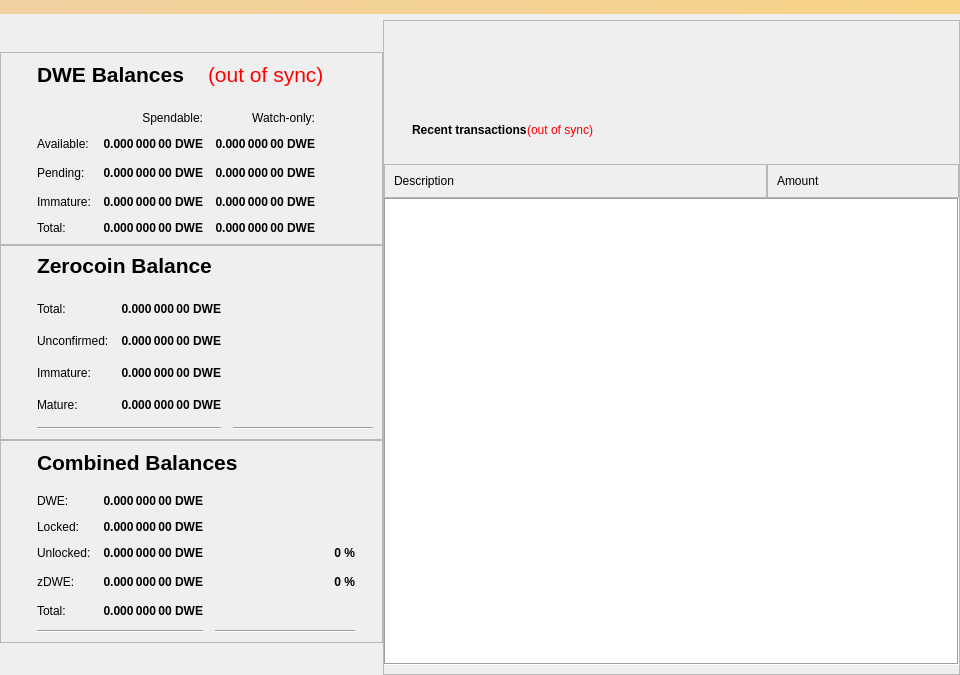
Old version of the form src/qt/forms/overviewpage.ui in the repository WorldExchange/DWE.
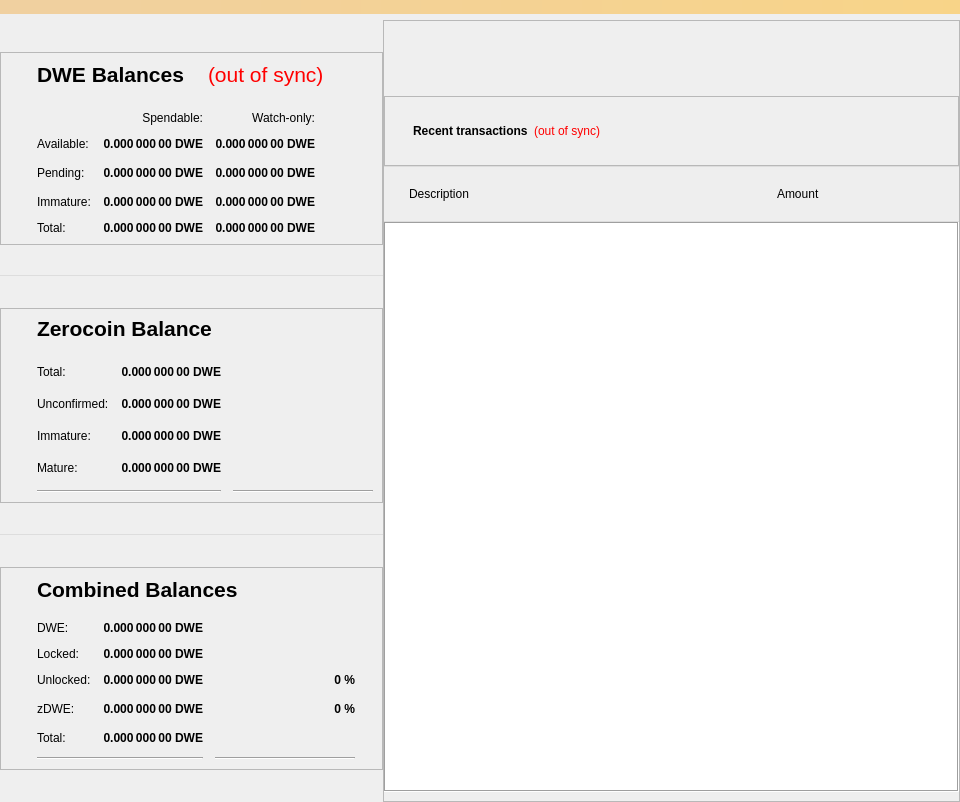
New version of the form.

```diff
--- a/src/qt/forms/overviewpage.ui
+++ b/src/qt/forms/overviewpage.ui
@@ -7,7 +7,7 @@
     <x>0</x>
     <y>0</y>
     <width>960</width>
-    <height>643</height>
+    <height>802</height>
    </rect>
   </property>
   <property name="minimumSize">
@@ -54,7 +54,7 @@
       <number>0</number>
      </property>
      <item>
-      <layout class="QVBoxLayout" name="verticalLayout_2" stretch="0,0,0,0,0">
+      <layout class="QVBoxLayout" name="verticalLayout_2" stretch="0,0,0,0,0,0,0,0,0">
        <property name="topMargin">
         <number>32</number>
        </property>
@@ -415,6 +415,29 @@
          </property>
         </spacer>
        </item>
+       <item>
+        <widget class="Line" name="line">
+         <property name="styleSheet">
+          <string notr="true">border-top: 1px solid #ddd;</string>
+         </property>
+         <property name="orientation">
+          <enum>Qt::Horizontal</enum>
+         </property>
+        </widget>
+       </item>
+       <item>
+        <spacer name="verticalSpacer_4">
+         <property name="orientation">
+          <enum>Qt::Vertical</enum>
+         </property>
+         <property name="sizeHint" stdset="0">
+          <size>
+           <width>20</width>
+           <height>40</height>
+          </size>
+         </property>
+        </spacer>
+       </item>
        <item>
         <widget class="QFrame" name="frame_5">
          <property name="enabled">
@@ -691,6 +714,29 @@
          </property>
         </spacer>
        </item>
+       <item>
+        <widget class="Line" name="line_2">
+         <property name="styleSheet">
+          <string notr="true">border-top: 1px solid #ddd;</string>
+         </property>
+         <property name="orientation">
+          <enum>Qt::Horizontal</enum>
+         </property>
+        </widget>
+       </item>
+       <item>
+        <spacer name="verticalSpacer_5">
+         <property name="orientation">
+          <enum>Qt::Vertical</enum>
+         </property>
+         <property name="sizeHint" stdset="0">
+          <size>
+           <width>20</width>
+           <height>40</height>
+          </size>
+         </property>
+        </spacer>
+       </item>
        <item>
         <widget class="QFrame" name="frame_6">
          <property name="frameShape">
@@ -990,6 +1036,9 @@
        </property>
        <item>
         <widget class="QFrame" name="frame_2">
+         <property name="styleSheet">
+          <string notr="true"/>
+         </property>
          <property name="frameShape">
           <enum>QFrame::StyledPanel</enum>
          </property>
@@ -1026,6 +1075,30 @@
            </spacer>
           </item>
           <item>
+           <widget class="QFrame" name="frame_3">
+            <property name="styleSheet">
+             <string notr="true">border-left: 1px solid #ddd;</string>
+            </property>
+            <property name="frameShape">
+             <enum>QFrame::StyledPanel</enum>
+            </property>
+            <property name="frameShadow">
+             <enum>QFrame::Raised</enum>
+            </property>
+            <layout class="QHBoxLayout" name="horizontalLayout_5">
+             <property name="leftMargin">
+              <number>0</number>
+             </property>
+             <property name="topMargin">
+              <number>0</number>
+             </property>
+             <property name="rightMargin">
+              <number>0</number>
+             </property>
+             <property name="bottomMargin">
+              <number>0</number>
+             </property>
+             <item>
            <layout class="QHBoxLayout" name="horizontalLayout_2">
             <property name="leftMargin">
              <number>28</number>
@@ -1083,6 +1156,9 @@
             </item>
            </layout>
           </item>
+            </layout>
+           </widget>
+          </item>
           <item>
            <layout class="QHBoxLayout" name="ltTxHeader" stretch="2,1">
             <property name="spacing">
@@ -1102,6 +1178,9 @@
             </property>
             <item>
              <widget class="QFrame" name="frmTxDesc">
+              <property name="styleSheet">
+               <string notr="true">background-color: #eee; border-top: 1px solid #ddd; border-bottom: 1px solid #ddd;</string>
+              </property>
               <property name="frameShape">
                <enum>QFrame::StyledPanel</enum>
               </property>
@@ -1109,8 +1188,20 @@
                <enum>QFrame::Plain</enum>
               </property>
               <layout class="QHBoxLayout" name="horizontalLayout_6">
+               <property name="leftMargin">
+                <number>24</number>
+               </property>
+               <property name="topMargin">
+                <number>20</number>
+               </property>
+               <property name="bottomMargin">
+                <number>20</number>
+               </property>
                <item>
                 <widget class="QLabel" name="lblTxDesc">
+                 <property name="styleSheet">
+                  <string notr="true">border: none;</string>
+                 </property>
                  <property name="text">
                   <string>Description</string>
                  </property>
@@ -1130,6 +1221,9 @@
                 <verstretch>0</verstretch>
                </sizepolicy>
               </property>
+              <property name="styleSheet">
+               <string notr="true">background-color: #eee; border-top: 1px solid #ddd; border-bottom: 1px solid #ddd;</string>
+              </property>
               <property name="frameShape">
                <enum>QFrame::StyledPanel</enum>
               </property>
@@ -1137,8 +1231,17 @@
                <enum>QFrame::Plain</enum>
               </property>
               <layout class="QHBoxLayout" name="horizontalLayout_3">
+               <property name="topMargin">
+                <number>20</number>
+               </property>
+               <property name="bottomMargin">
+                <number>20</number>
+               </property>
                <item>
                 <widget class="QLabel" name="lblTxAmt">
+                 <property name="styleSheet">
+                  <string notr="true">border: none;</string>
+                 </property>
                  <property name="text">
                   <string>Amount</string>
                  </property>
@@ -1152,7 +1255,7 @@
           <item>
            <widget class="QListView" name="listTransactions">
             <property name="styleSheet">
-             <string notr="true"/>
+             <string notr="true">border-left: 1px solid #ddd;</string>
             </property>
             <property name="frameShape">
              <enum>QFrame::Box</enum>
```
Lines whose indentation alone changed are shown as unchanged.
